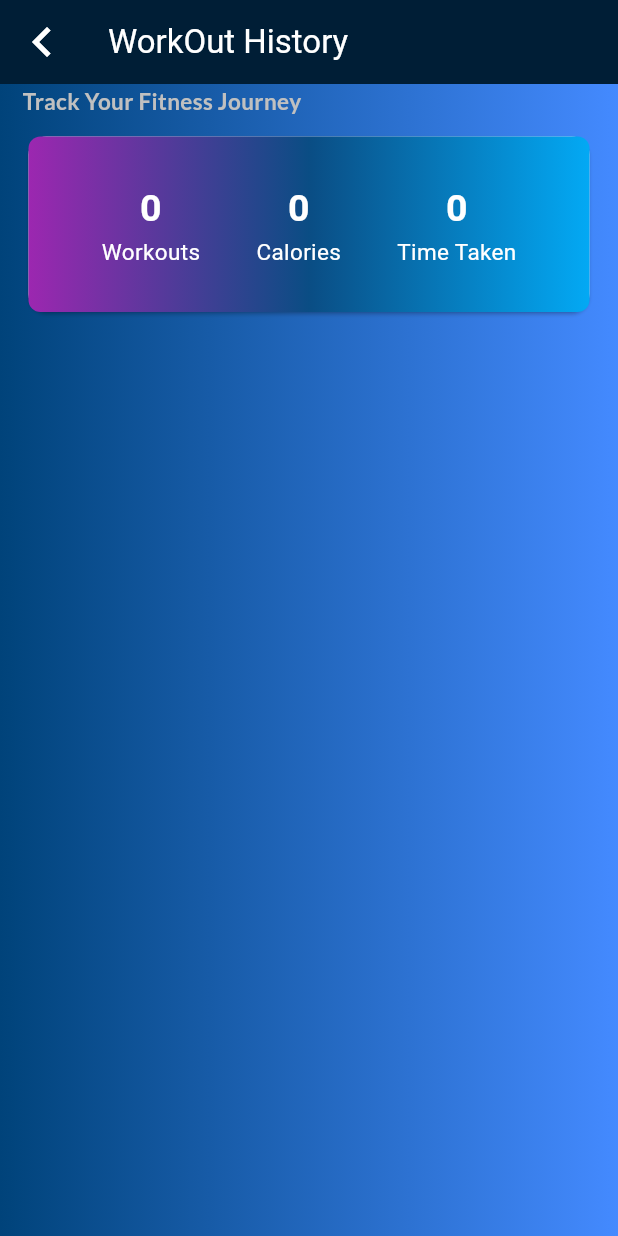
After one commit to i-Abdulhaseeb/workout_planner_app, a Flutter app: the screen it shows after launch, after a tap on the "history" icon, on a phone screen of 412 x 824 dp. The commit adds this screen. Run offline on Flutter 3.47's test engine with Material 3 defaults, Android fonts, the phone set to English and light mode, and no system bars; our stand-ins replace font_awesome_flutter, google_fonts, loading_animation_widget.

Commit message:
Introduced History (Half Implementation))

```diff
--- a/lib/model/data.dart
+++ b/lib/model/data.dart
@@ -4,9 +4,13 @@ class StrengthModel {
     this.workouts,
     this.nameOfWorkout,
     this.timeRequired,
+    this.Calories,
+    this.time2,
   );
   String trainingType;
   List<String> workouts;
   String nameOfWorkout;
   String timeRequired;
+  int Calories;
+  int time2;
 }
--- a/lib/screen-decider/screen_changer.dart
+++ b/lib/screen-decider/screen_changer.dart
@@ -2,6 +2,8 @@ import 'package:flutter/material.dart';
 import 'package:workout_app/screens/splash_screen.dart';
 import 'package:workout_app/screens/home_page.dart';
 import 'package:workout_app/screens/workout_shuffle_pages.dart';
+import 'package:workout_app/screens/appbar_pages.dart';
+import 'package:workout_app/model/data.dart';
 
 class ScreenChanger extends StatefulWidget {
   ScreenChanger({super.key});
@@ -11,7 +13,15 @@ class ScreenChanger extends StatefulWidget {
 }
 
 class _ScreenChangerState extends State<ScreenChanger> {
+  List<StrengthModel> SelectedExe = [];
+  List<String> SelectedDate = [];
+  void addExeANDdate(StrengthModel S1, String D1) {
+    SelectedExe.add(S1);
+    SelectedDate.add(D1);
+  }
+
   var currentScreen = 'splash-screen';
+  int _selectedIndex = 0;
   void goBacktoHome() {
     setState(() {
       currentScreen = 'home-page';
@@ -30,6 +40,18 @@ class _ScreenChangerState extends State<ScreenChanger> {
     });
   }
 
+  void movetoHistoryPage() {
+    setState(() {
+      currentScreen = 'History-screen';
+    });
+  }
+
+  void moveToProgressPage() {
+    setState(() {
+      currentScreen = 'Progress-screen';
+    });
+  }
+
   void moveToCardioPage() {
     setState(() {
       currentScreen = 'cardio-screen';
@@ -44,13 +66,19 @@ class _ScreenChangerState extends State<ScreenChanger> {
         moveToStrengthWorkoutPage,
         moveToYogaPage,
         moveToCardioPage,
+        movetoHistoryPage,
+        moveToProgressPage,
       );
     } else if (currentScreen == 'strength-screen') {
-      return StrengthPage(goBacktoHome);
+      return StrengthPage(goBacktoHome, addExeANDdate);
     } else if (currentScreen == 'yoga-screen') {
-      return YogaPage(goBacktoHome);
+      return YogaPage(goBacktoHome, addExeANDdate);
+    } else if (currentScreen == 'cardio-screen') {
+      return CardioPage(goBacktoHome, addExeANDdate);
+    } else if (currentScreen == 'History-screen') {
+      return HistoryPage(SelectedExe, SelectedDate, goBacktoHome);
     } else {
-      return CardioPage(goBacktoHome);
+      return ProgressPage();
     }
   }
 
--- /dev/null
+++ b/lib/screens/appbar_pages.dart
@@ -0,0 +1,180 @@
+import 'package:flutter/material.dart';
+import 'package:google_fonts/google_fonts.dart';
+import 'package:workout_app/model/data.dart';
+
+class HistoryPage extends StatefulWidget {
+  const HistoryPage(this.E1, this.D1, this.func, {super.key});
+  final List<StrengthModel> E1;
+  final List<String> D1;
+  final void Function() func;
+  @override
+  State<HistoryPage> createState() {
+    return _HistoryPageState();
+  }
+}
+
+class _HistoryPageState extends State<HistoryPage> {
+  int TotalCalories() {
+    int sum = 0;
+    for (int i = 0; i < widget.E1.length; i++) {
+      sum = sum + widget.E1[i].Calories;
+    }
+    return sum;
+  }
+
+  int TotalTime() {
+    int sum = 0;
+    for (int i = 0; i < widget.E1.length; i++) {
+      sum = sum + widget.E1[i].time2;
+    }
+    return sum;
+  }
+
+  @override
+  Widget build(context) {
+    return Container(
+      width: double.infinity,
+      height: double.infinity,
+      decoration: BoxDecoration(
+        gradient: LinearGradient(
+          colors: [const Color.fromARGB(255, 0, 67, 122), Colors.blueAccent],
+        ),
+      ),
+      child: Column(
+        crossAxisAlignment: CrossAxisAlignment.start,
+        children: [
+          AppBar(
+            leading: IconButton(
+              onPressed: widget.func,
+              icon: Icon(Icons.chevron_left_outlined, size: 40),
+            ),
+            title: Text("WorkOut History"),
+            backgroundColor: const Color.fromARGB(255, 0, 30, 54),
+            foregroundColor: Colors.white,
+          ),
+          Expanded(
+            child: Padding(
+              padding: const EdgeInsets.symmetric(horizontal: 15, vertical: 0),
+              child: ListView(
+                children: [
+                  Text(
+                    "Track Your Fitness Journey",
+                    style: GoogleFonts.lato(
+                      color: Color(0xFFC0C0C0),
+                      fontSize: 15,
+                      fontWeight: FontWeight.bold,
+                    ),
+                  ),
+                  SizedBox(height: 10),
+                  Card(
+                    child: Container(
+                      padding: EdgeInsets.all(30),
+                      decoration: BoxDecoration(
+                        gradient: LinearGradient(
+                          colors: [
+                            Colors.purple,
+                            Color(0xFF0A4D84),
+                            Colors.lightBlue,
+                          ],
+                          begin: Alignment.bottomLeft,
+                          end: Alignment.bottomRight,
+                        ),
+                        borderRadius: BorderRadius.circular(8),
+                      ),
+                      child: Row(
+                        mainAxisAlignment: MainAxisAlignment.spaceAround,
+                        children: [
+                          Column(
+                            children: [
+                              Text(
+                                widget.E1.length.toString(),
+                                style: TextStyle(
+                                  color: Colors.white,
+                                  fontSize: 25,
+                                  fontWeight: FontWeight.bold,
+                                ),
+                              ),
+                              Text(
+                                "Workouts",
+                                style: TextStyle(
+                                  color: Colors.white,
+                                  fontSize: 15,
+                                ),
+                              ),
+                            ],
+                          ),
+                          Column(
+                            children: [
+                              Text(
+                                TotalCalories().toString(),
+                                style: TextStyle(
+                                  color: Colors.white,
+                                  fontSize: 25,
+                                  fontWeight: FontWeight.bold,
+                                ),
+                              ),
+                              Text(
+                                "Calories",
+                                style: TextStyle(
+                                  color: Colors.white,
+                                  fontSize: 15,
+                                ),
+                              ),
+                            ],
+                          ),
+                          Column(
+                            children: [
+                              Text(
+                                TotalTime().toString(),
+                                style: TextStyle(
+                                  color: Colors.white,
+                                  fontSize: 25,
+                                  fontWeight: FontWeight.bold,
+                                ),
+                              ),
+                              Text(
+                                "Time Taken",
+                                style: TextStyle(
+                                  color: Colors.white,
+                                  fontSize: 15,
+                                ),
+                              ),
+                            ],
+                          ),
+                        ],
+                      ),
+                    ),
+                  ),
+                  SizedBox(height: 20),
+                  ...widget.E1.map(
+                    (e) => Card(
+                      child: Padding(
+                        padding: EdgeInsets.all(10),
+                        child: Text(e.nameOfWorkout),
+                      ),
+                    ),
+                  ),
+                ],
+              ),
+            ),
+          ),
+        ],
+      ),
+    );
+  }
+}
+
+class ProgressPage extends StatefulWidget {
+  ProgressPage({super.key});
+  @override
+  State<ProgressPage> createState() {
+    return _ProgressPageState();
+  }
+}
+
+class _ProgressPageState extends State<ProgressPage> {
+  @override
+  Widget build(context) {
+    return Text("Hey");
+  }
+}
--- a/lib/screens/home_page.dart
+++ b/lib/screens/home_page.dart
@@ -2,11 +2,20 @@ import 'package:flutter/material.dart';
 import 'package:google_fonts/google_fonts.dart';
 
 class HomePage extends StatelessWidget {
-  const HomePage(this.function1, this.function2, this.function3, {super.key});
+  const HomePage(
+    this.function1,
+    this.function2,
+    this.function3,
+    this.appbarFunction1,
+    this.appbarFunction2, {
+    super.key,
+  });
 
   final void Function() function1;
   final void Function() function2;
   final void Function() function3;
+  final void Function() appbarFunction1;
+  final void Function() appbarFunction2;
   Widget CardMaker({
     required String imagepath,
     required String mainLabel,
@@ -106,6 +115,18 @@ class HomePage extends StatelessWidget {
             ),
             centerTitle: true,
             backgroundColor: const Color.fromARGB(255, 100, 25, 228),
+            actions: [
+              IconButton(
+                onPressed: appbarFunction1,
+                style: IconButton.styleFrom(foregroundColor: Colors.white),
+                icon: Icon(Icons.history),
+              ),
+              IconButton(
+                onPressed: appbarFunction2,
+                style: IconButton.styleFrom(foregroundColor: Colors.white),
+                icon: Icon(Icons.show_chart),
+              ),
+            ],
           ),
           SizedBox(height: 30),
           Container(
--- a/pubspec.yaml
+++ b/pubspec.yaml
@@ -38,6 +38,7 @@ dependencies:
   flutter_spinkit: ^5.2.2
   loading_animation_widget: ^1.3.0
   font_awesome_flutter: ^10.9.0
+  intl: ^0.20.2
 
 dev_dependencies:
   flutter_test:
```
Also changed, not shown: lib/main.dart (+1 -31 lines), lib/model/demo_data.dart (+18 -0 lines), lib/screens/workout_shuffle_pages.dart (+14 -3 lines), pubspec.lock.
